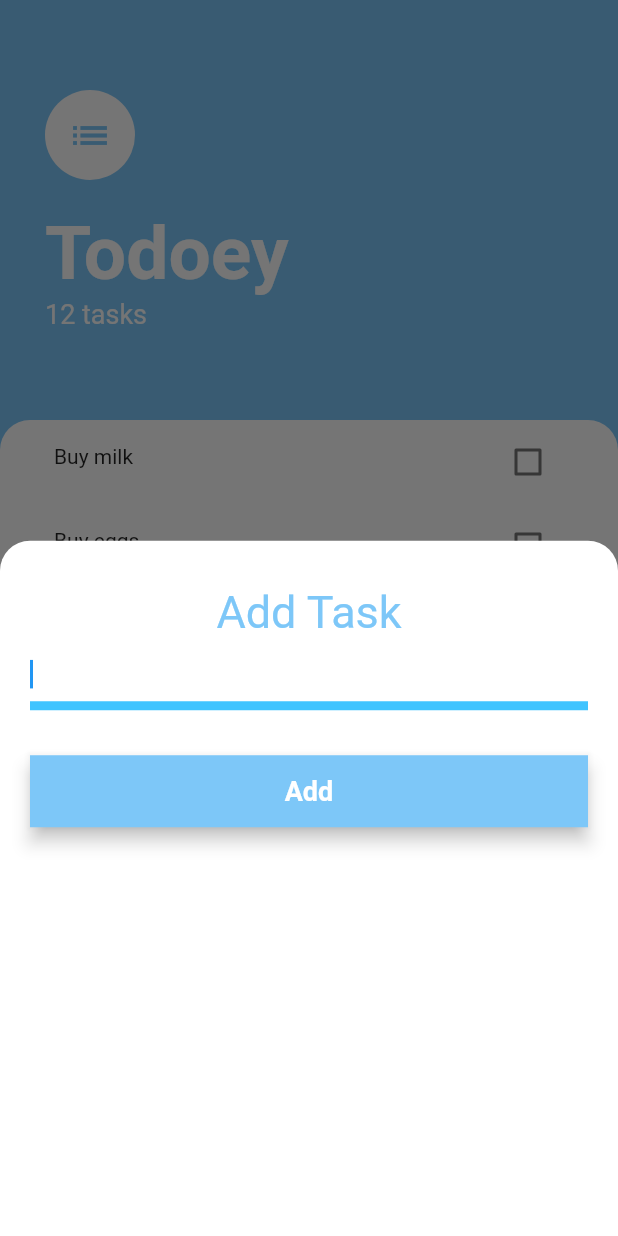
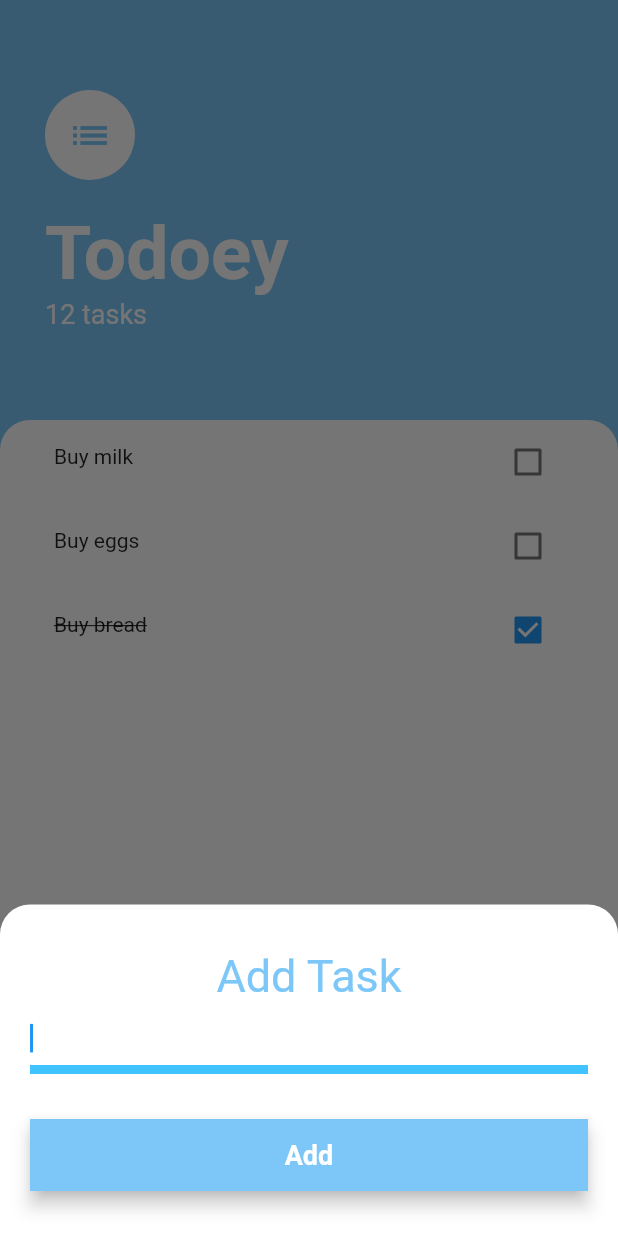
Before and after one commit to reymillenium/todoey_flutter, a Flutter app: the screen it shows after launch, after a tap on the "add" icon, on a phone screen of 412 x 824 dp. Run offline on Flutter 3.47's test engine with Material 2 defaults, Android fonts, the phone set to English and light mode, and no system bars.

Commit message:
Added the add_task_screen, which contains the widget builder pf the showModalBottomSheet

```diff
--- /dev/null
+++ b/lib/screens/add_task_screen.dart
@@ -0,0 +1,103 @@
+// Packages:
+import 'package:flutter/material.dart';
+
+// Screens:
+
+// Components:
+import 'package:todoey_flutter/components/tasks_list.dart';
+
+// Helpers:
+
+// Utilities:
+import 'package:todoey_flutter/utilities/constants.dart';
+
+class AddTaskScreen extends StatelessWidget {
+  const AddTaskScreen({
+    Key key,
+    // this.context,
+  }) : super(key: key);
+
+  // final BuildContext context;
+
+  @override
+  Widget build(BuildContext context) {
+    return SingleChildScrollView(
+      child: Expanded(
+        child: Container(
+          // padding: const EdgeInsets.only(left: 20, top: 0, right: 20),
+          padding: const EdgeInsets.symmetric(horizontal: 20),
+          width: MediaQuery.of(context).size.width,
+          decoration: BoxDecoration(
+            color: Colors.white,
+            borderRadius: BorderRadius.only(
+              topLeft: Radius.circular(20),
+              topRight: Radius.circular(20),
+            ),
+          ),
+          child: Padding(
+            padding: const EdgeInsets.only(top: 30.0),
+            child: Column(
+              children: [
+                Text(
+                  'Add Task',
+                  style: TextStyle(
+                    color: kLightBlueBackground,
+                    fontSize: 30,
+                  ),
+                ),
+                TextField(
+                  autofocus: true,
+                  decoration: InputDecoration(
+                    border: UnderlineInputBorder(
+                      borderSide: BorderSide(
+                        // color: kLightBlueBackground,
+                        color: Colors.red,
+                        // width: 30,
+                      ),
+                    ),
+                    enabledBorder: UnderlineInputBorder(
+                      borderSide: BorderSide(
+                        color: kLightBlueBackground,
+                        width: 4.0,
+                      ),
+                    ),
+                    focusedBorder: UnderlineInputBorder(
+                      borderSide: BorderSide(
+                        color: Colors.lightBlueAccent,
+                        // color: Colors.red,
+                        width: 6.0,
+                      ),
+                    ),
+                  ),
+                  style: TextStyle(),
+                ),
+                Padding(
+                  padding: EdgeInsets.symmetric(vertical: 30.0),
+                  child: Material(
+                    color: kLightBlueBackground,
+                    // borderRadius: BorderRadius.circular(12.0),
+                    elevation: 5.0,
+                    child: MaterialButton(
+                      onPressed: () {},
+                      // minWidth: 300.0,
+                      minWidth: double.infinity,
+                      height: 42.0,
+                      child: Text(
+                        'Add',
+                        style: TextStyle(
+                          fontWeight: FontWeight.bold,
+                          fontSize: 18.0,
+                          color: Colors.white,
+                        ),
+                      ),
+                    ),
+                  ),
+                ),
+              ],
+            ),
+          ),
+        ),
+      ),
+    );
+  }
+}
--- a/lib/screens/tasks_screen.dart
+++ b/lib/screens/tasks_screen.dart
@@ -2,6 +2,7 @@
 import 'package:flutter/material.dart';
 
 // Screens:
+import 'package:todoey_flutter/screens/add_task_screen.dart';
 
 // Components:
 import 'package:todoey_flutter/components/tasks_list.dart';
@@ -21,85 +22,6 @@ class TasksScreen extends StatelessWidget {
       duration: Duration(milliseconds: 500),
       // curve: Curves.fastOutSlowIn,
       curve: Curves.easeOut,
-    );
-  }
-
-  Widget buildModalBottomSheet(BuildContext context) {
-    return Expanded(
-      child: Container(
-        // padding: const EdgeInsets.only(left: 20, top: 0, right: 20),
-        padding: const EdgeInsets.symmetric(horizontal: 20),
-        width: MediaQuery.of(context).size.width,
-        decoration: BoxDecoration(
-          color: Colors.white,
-          borderRadius: BorderRadius.only(
-            topLeft: Radius.circular(20),
-            topRight: Radius.circular(20),
-          ),
-        ),
-        child: Padding(
-          padding: const EdgeInsets.only(top: 30.0),
-          child: Column(
-            children: [
-              Text(
-                'Add Task',
-                style: TextStyle(
-                  color: kLightBlueBackground,
-                  fontSize: 30,
-                ),
-              ),
-              TextField(
-                autofocus: true,
-                decoration: InputDecoration(
-                  border: UnderlineInputBorder(
-                    borderSide: BorderSide(
-                      // color: kLightBlueBackground,
-                      color: Colors.red,
-                      // width: 30,
-                    ),
-                  ),
-                  enabledBorder: UnderlineInputBorder(
-                    borderSide: BorderSide(
-                      color: kLightBlueBackground,
-                      width: 4.0,
-                    ),
-                  ),
-                  focusedBorder: UnderlineInputBorder(
-                    borderSide: BorderSide(
-                      color: Colors.lightBlueAccent,
-                      // color: Colors.red,
-                      width: 6.0,
-                    ),
-                  ),
-                ),
-                style: TextStyle(),
-              ),
-              Padding(
-                padding: EdgeInsets.symmetric(vertical: 30.0),
-                child: Material(
-                  color: kLightBlueBackground,
-                  // borderRadius: BorderRadius.circular(12.0),
-                  elevation: 5.0,
-                  child: MaterialButton(
-                    onPressed: () {},
-                    // minWidth: 300.0,
-                    minWidth: double.infinity,
-                    height: 42.0,
-                    child: Text(
-                      'Add',
-                      style: TextStyle(
-                        fontWeight: FontWeight.bold,
-                        fontSize: 18.0,
-                        color: Colors.white,
-                      ),
-                    ),
-                  ),
-                ),
-              ),
-            ],
-          ),
-        ),
-      ),
     );
   }
 
@@ -175,11 +97,11 @@ class TasksScreen extends StatelessWidget {
           size: 40,
         ),
         onPressed: () {
-          //
           showModalBottomSheet(
             backgroundColor: Colors.transparent,
+            isScrollControlled: true,
             context: context,
-            builder: buildModalBottomSheet,
+            builder: (context) => AddTaskScreen(),
           );
         },
       ),
```
